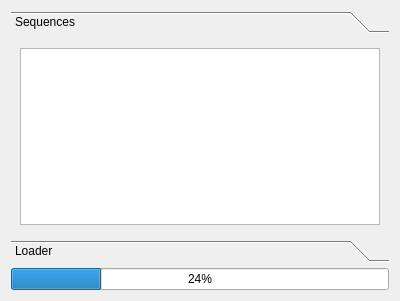
light-scattering-iogs/caqtus, file ui/graphplot/graphplot/data_loading/loader.ui: the form before one commit.
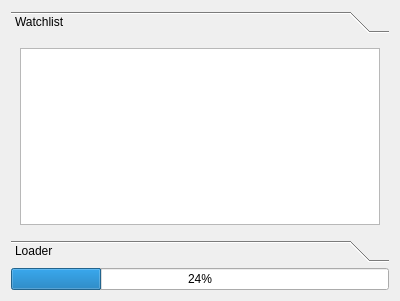
The form after the commit.

Commit message: Rename sequence tab to watchlist

What changed in the file:
```diff
--- a/ui/graphplot/graphplot/data_loading/loader.ui
+++ b/ui/graphplot/graphplot/data_loading/loader.ui
@@ -29,7 +29,7 @@
        </rect>
       </property>
       <attribute name="label">
-       <string>Sequences</string>
+       <string>Watchlist</string>
       </attribute>
       <layout class="QVBoxLayout" name="verticalLayout_2">
        <item>
```
The commit also changes 1 other file.
